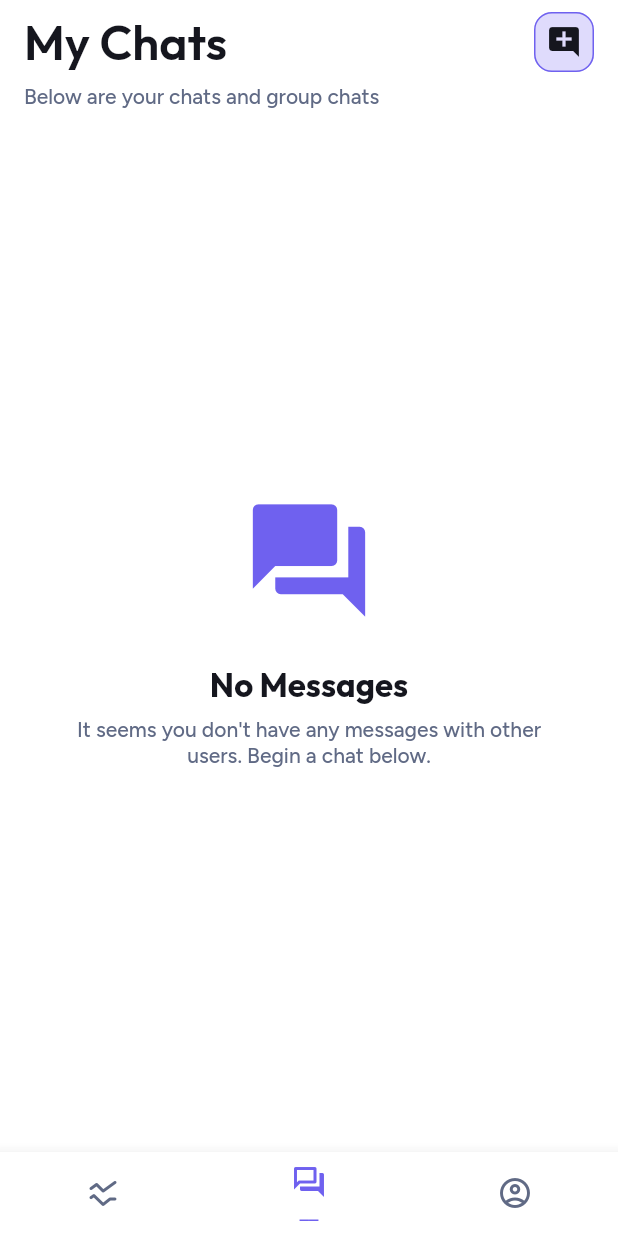
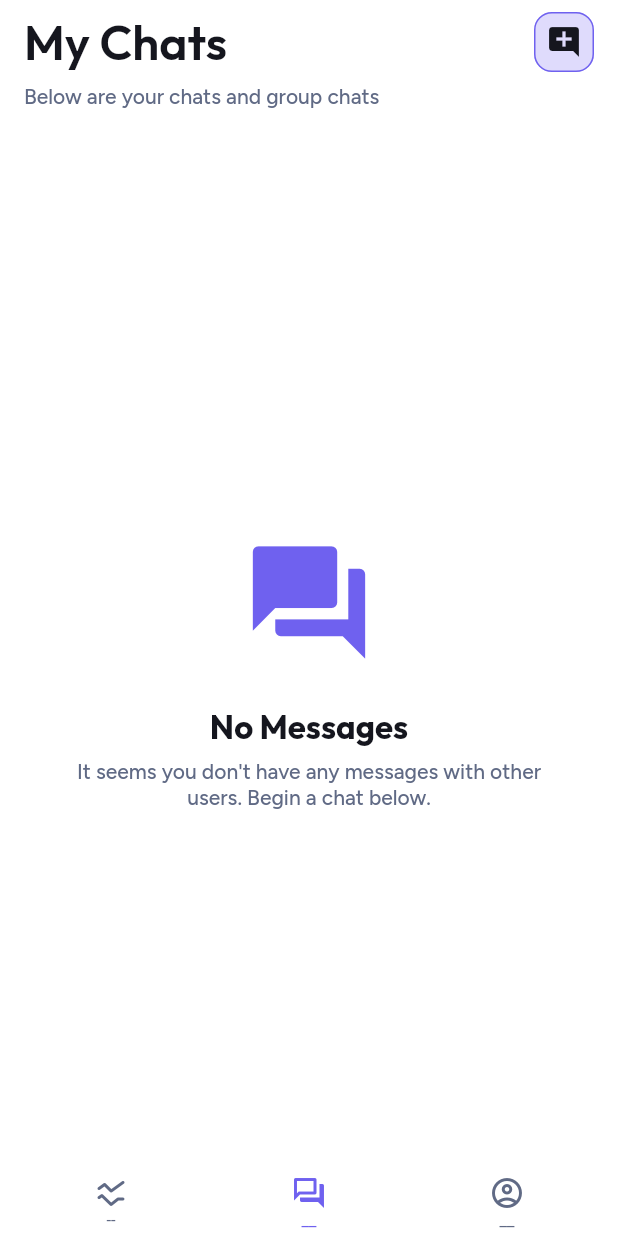
Before and after one commit to Telviaz/kenyachat-official-app, a Flutter app: the screen it shows once a user with an empty profile is signed in, item 2 of the bottom bar chosen, on a phone screen of 412 x 824 dp. Run offline on Flutter 3.47's test engine with Material 3 defaults, Android fonts, the phone set to English and light mode, and no system bars; drawn by our look-alikes of floating_bottom_navigation_bar; our stand-ins replace auto_size_text, cached_network_image, chewie, cloud_firestore, equatable, file_picker and 20 more; missing offline and left inert: json_path, mime_type; accounts and stored records are empty; network calls fail.

Commit message:
Updating to latest FlutterFlow output.

```diff
--- a/flutter_native_splash.yaml
+++ /dev/null
@@ -1,9 +0,0 @@
-flutter_native_splash:
-  color: "#6F61EF"
-  color_dark: "#6F61EF"
-  android_12:
-    color: "#6F61EF"
-    color_dark: "#6F61EF"
-  android: true
-  ios: true
-  web: true
--- a/lib/flutter_flow/nav/nav.dart
+++ b/lib/flutter_flow/nav/nav.dart
@@ -419,14 +419,14 @@ class FFRoute {
                 )
               : builder(context, ffParams);
           final child = appStateNotifier.loading
-              ? Container(
-                  color: FlutterFlowTheme.of(context).primary,
-                  child: Center(
-                    child: Image.asset(
-                      'assets/images/app_social_Splash@1x.png',
-                      width: 600.0,
-                      height: 600.0,
-                      fit: BoxFit.scaleDown,
+              ? Center(
+                  child: SizedBox(
+                    width: 50.0,
+                    height: 50.0,
+                    child: CircularProgressIndicator(
+                      valueColor: AlwaysStoppedAnimation<Color>(
+                        FlutterFlowTheme.of(context).primary,
+                      ),
                     ),
                   ),
                 )
--- a/lib/main.dart
+++ b/lib/main.dart
@@ -13,6 +13,7 @@ import 'flutter_flow/flutter_flow_util.dart';
 import 'package:flutter/foundation.dart';
 import 'package:firebase_crashlytics/firebase_crashlytics.dart';
 import 'package:google_fonts/google_fonts.dart';
+import 'package:floating_bottom_navigation_bar/floating_bottom_navigation_bar.dart';
 import 'flutter_flow/nav/nav.dart';
 import 'index.dart';
 
@@ -157,15 +158,22 @@ class _NavBarPageState extends State<NavBarPage> {
     };
     final currentIndex = tabs.keys.toList().indexOf(_currentPageName);
 
+    final MediaQueryData queryData = MediaQuery.of(context);
+
     return Scaffold(
-      body: _currentPage ?? tabs[_currentPageName],
+      body: MediaQuery(
+          data: queryData
+              .removeViewInsets(removeBottom: true)
+              .removeViewPadding(removeBottom: true),
+          child: _currentPage ?? tabs[_currentPageName]!),
+      extendBody: true,
       bottomNavigationBar: Visibility(
         visible: responsiveVisibility(
           context: context,
           tabletLandscape: false,
           desktop: false,
         ),
-        child: BottomNavigationBar(
+        child: FloatingNavbar(
           currentIndex: currentIndex,
           onTap: (i) => setState(() {
             _currentPage = null;
@@ -174,37 +182,87 @@ class _NavBarPageState extends State<NavBarPage> {
           backgroundColor: FlutterFlowTheme.of(context).secondaryBackground,
           selectedItemColor: FlutterFlowTheme.of(context).primary,
           unselectedItemColor: FlutterFlowTheme.of(context).secondaryText,
-          showSelectedLabels: true,
-          showUnselectedLabels: false,
-          type: BottomNavigationBarType.fixed,
-          items: <BottomNavigationBarItem>[
-            BottomNavigationBarItem(
-              icon: Icon(
-                Icons.ssid_chart_rounded,
-                size: 24.0,
+          selectedBackgroundColor: Color(0x00000000),
+          borderRadius: 8.0,
+          itemBorderRadius: 8.0,
+          margin: EdgeInsetsDirectional.fromSTEB(0.0, 0.0, 0.0, 0.0),
+          padding: EdgeInsetsDirectional.fromSTEB(0.0, 0.0, 0.0, 0.0),
+          width: double.infinity,
+          elevation: 0.0,
+          items: [
+            FloatingNavbarItem(
+              customWidget: Column(
+                mainAxisAlignment: MainAxisAlignment.center,
+                children: [
+                  Icon(
+                    Icons.ssid_chart_rounded,
+                    color: currentIndex == 0
+                        ? FlutterFlowTheme.of(context).primary
+                        : FlutterFlowTheme.of(context).secondaryText,
+                    size: 24.0,
+                  ),
+                  Text(
+                    '--',
+                    overflow: TextOverflow.ellipsis,
+                    style: TextStyle(
+                      color: currentIndex == 0
+                          ? FlutterFlowTheme.of(context).primary
+                          : FlutterFlowTheme.of(context).secondaryText,
+                      fontSize: 11.0,
+                    ),
+                  ),
+                ],
               ),
-              label: '--',
-              tooltip: '',
             ),
-            BottomNavigationBarItem(
-              icon: Icon(
-                Icons.forum_outlined,
-                size: 24.0,
+            FloatingNavbarItem(
+              customWidget: Column(
+                mainAxisAlignment: MainAxisAlignment.center,
+                children: [
+                  Icon(
+                    Icons.forum_outlined,
+                    color: currentIndex == 1
+                        ? FlutterFlowTheme.of(context).primary
+                        : FlutterFlowTheme.of(context).secondaryText,
+                    size: 24.0,
+                  ),
+                  Text(
+                    '__',
+                    overflow: TextOverflow.ellipsis,
+                    style: TextStyle(
+                      color: currentIndex == 1
+                          ? FlutterFlowTheme.of(context).primary
+                          : FlutterFlowTheme.of(context).secondaryText,
+                      fontSize: 11.0,
+                    ),
+                  ),
+                ],
               ),
-              label: '__',
-              tooltip: '',
             ),
-            BottomNavigationBarItem(
-              icon: Icon(
-                Icons.account_circle_outlined,
-                size: 24.0,
+            FloatingNavbarItem(
+              customWidget: Column(
+                mainAxisAlignment: MainAxisAlignment.center,
+                children: [
+                  Icon(
+                    currentIndex == 2
+                        ? Icons.account_circle
+                        : Icons.account_circle_outlined,
+                    color: currentIndex == 2
+                        ? FlutterFlowTheme.of(context).primary
+                        : FlutterFlowTheme.of(context).secondaryText,
+                    size: currentIndex == 2 ? 24.0 : 24.0,
+                  ),
+                  Text(
+                    '__',
+                    overflow: TextOverflow.ellipsis,
+                    style: TextStyle(
+                      color: currentIndex == 2
+                          ? FlutterFlowTheme.of(context).primary
+                          : FlutterFlowTheme.of(context).secondaryText,
+                      fontSize: 11.0,
+                    ),
+                  ),
+                ],
               ),
-              activeIcon: Icon(
-                Icons.account_circle,
-                size: 24.0,
-              ),
-              label: '__',
-              tooltip: '',
             )
           ],
         ),
--- a/lib/pages/main_feed/main_feed_widget.dart
+++ b/lib/pages/main_feed/main_feed_widget.dart
@@ -125,7 +125,7 @@ class _MainFeedWidgetState extends State<MainFeedWidget>
                     ),
                   ),
                   Text(
-                    'treads.io',
+                    'chatkenya',
                     style: FlutterFlowTheme.of(context).headlineLarge,
                   ),
                 ],
--- a/lib/pages/main_profile/main_profile_widget.dart
+++ b/lib/pages/main_profile/main_profile_widget.dart
@@ -194,6 +194,7 @@ class _MainProfileWidgetState extends State<MainProfileWidget>
                                                         .accent1,
                                                 borderRadius:
                                                     BorderRadius.circular(12.0),
+                                                shape: BoxShape.rectangle,
                                                 border: Border.all(
                                                   color: FlutterFlowTheme.of(
                                                           context)
--- a/pubspec.yaml
+++ b/pubspec.yaml
@@ -48,9 +48,9 @@ dependencies:
   firebase_storage: 11.6.8
   firebase_storage_platform_interface: 5.1.11
   firebase_storage_web: 3.7.2
+  floating_bottom_navigation_bar: 1.5.2
   flutter_animate: 4.1.1+1
   flutter_cache_manager: 3.3.1
-  flutter_native_splash: 2.3.1
   flutter_plugin_android_lifecycle: 2.0.17
   font_awesome_flutter: 10.6.0
   from_css_color: 2.0.0
@@ -91,7 +91,6 @@ dependencies:
   sqflite: 2.2.6
   stream_transform: 2.1.0
   timeago: 3.2.2
-  universal_io: 2.2.2
   url_launcher: 6.1.10
   url_launcher_android: 6.0.27
   url_launcher_ios: 6.1.4
@@ -101,7 +100,6 @@ dependencies:
   video_player_avfoundation: 2.5.1
   video_player_platform_interface: 6.2.1
   video_player_web: 2.1.2
-  xml: 6.3.0
 
 
   # The following adds the Cupertino Icons font to your application.
@@ -130,7 +128,7 @@ flutter_launcher_icons:
   remove_alpha_ios: true
   web:
     generate: true
-  image_path: 'assets/images/app_launcher_icon.png'
+  image_path: 'assets/images/app_launcher_icon.jpg'
 
 
 # For information on the generic Dart part of this file, see the
```
Also changed, not shown: assets/images/app_launcher_icon.jpg (added), assets/images/app_launcher_icon.png (deleted), assets/images/app_social_Splash@1x.png (deleted), 6 other files.
